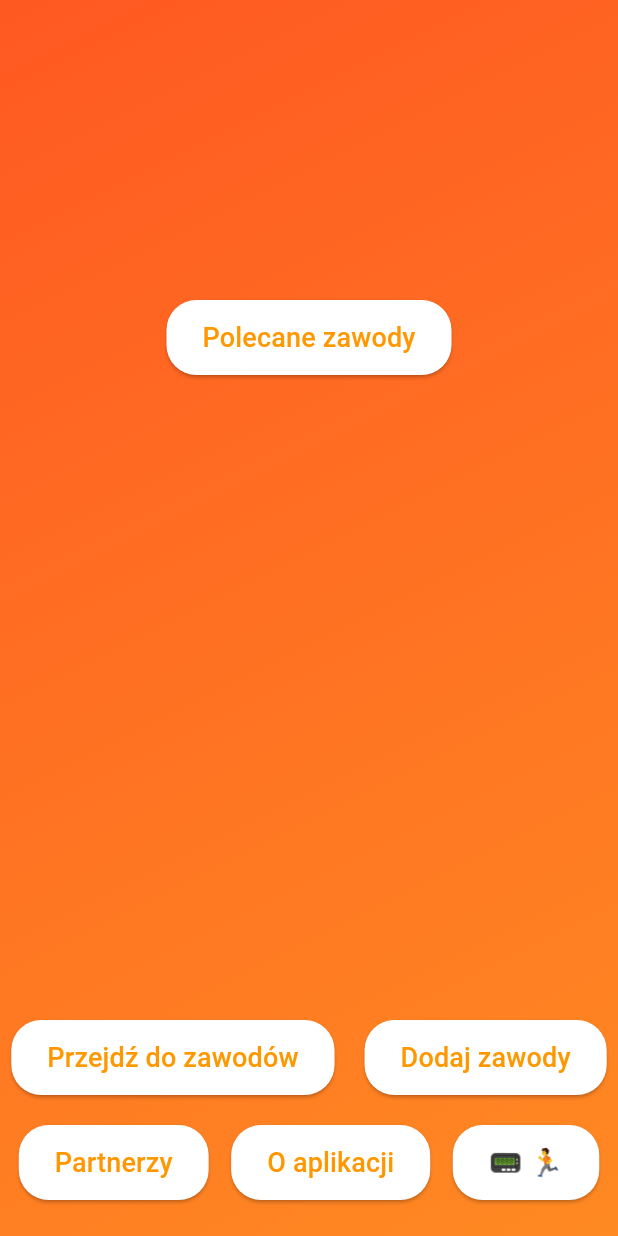
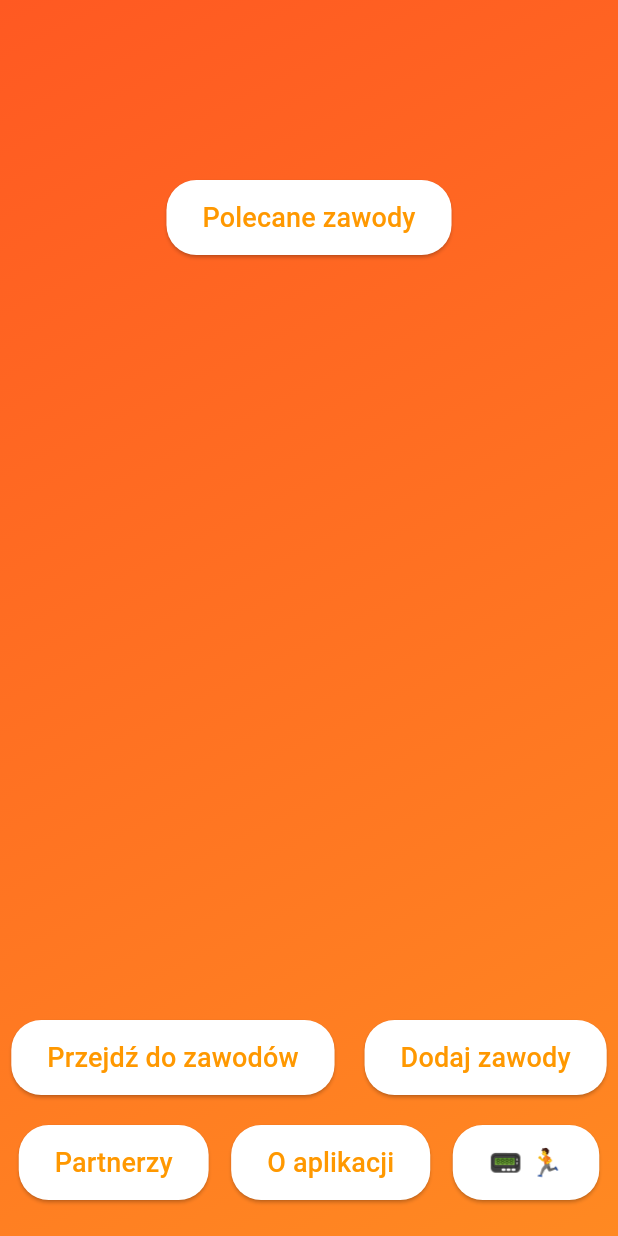
Before and after one commit to rybinski92/app_mb, a Flutter app: the screen it shows after launch, on a phone screen of 412 x 824 dp. Run offline on Flutter 3.47's test engine with Material 3 defaults, Android fonts, the phone set to English and light mode, and no system bars; missing offline and left inert: excel.

Commit message:
Wprowadzone poprawki w kodzie Dart

```diff
--- a/lib/main.dart
+++ b/lib/main.dart
@@ -98,7 +98,7 @@ class _HomePageState extends State<HomePage> {
         child: Column(
           children: [
             // Odstęp na górze
-            const SizedBox(height: 200),
+            const SizedBox(height: 120),
 
             // Przycisk Polecane Zawody
             Padding(
```
Also changed, not shown: 20 other files.
